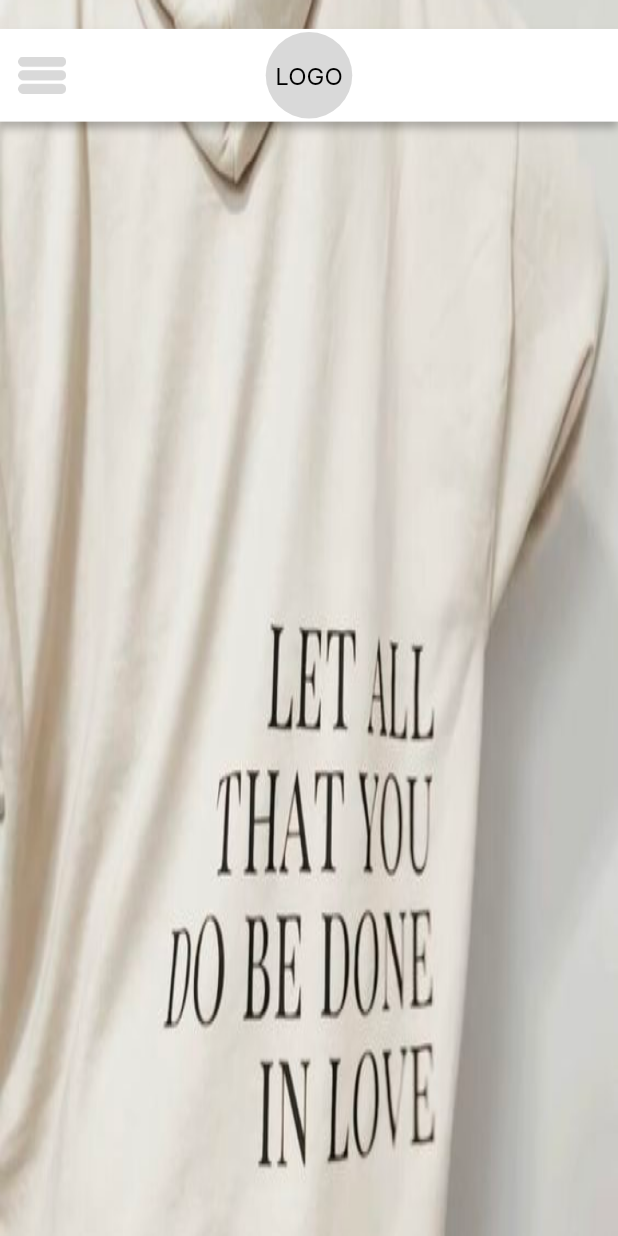
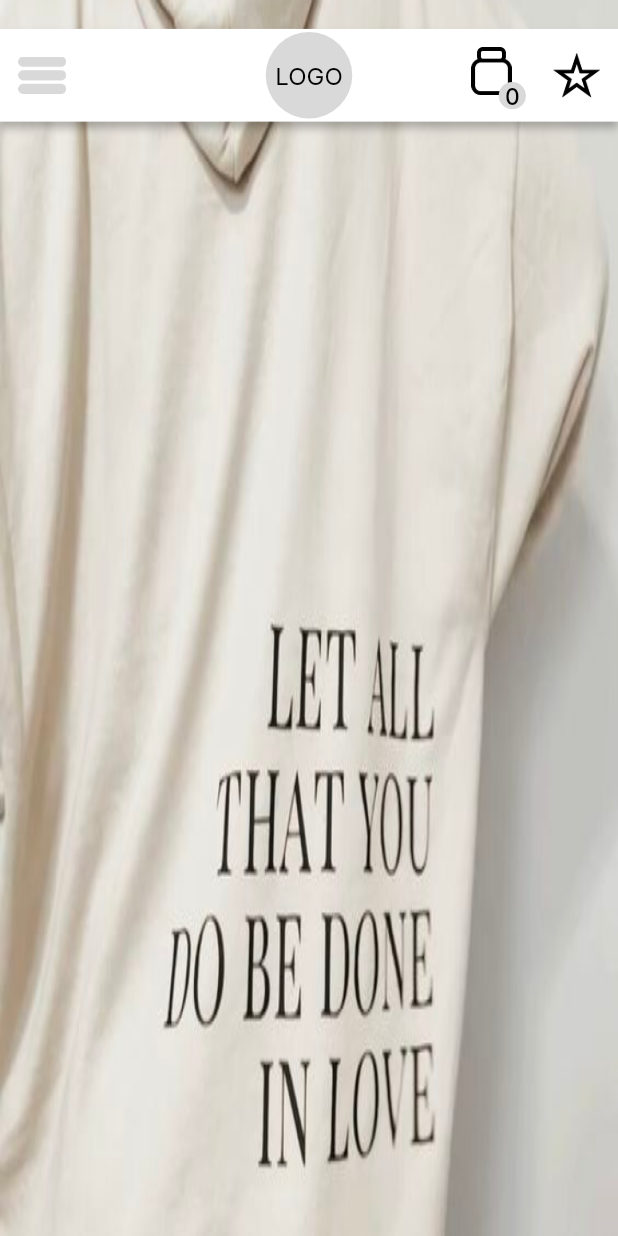
Before and after one commit to ralphkevinmacahipay/flutter-test-app, a Flutter app: the screen it shows after launch, on a phone screen of 412 x 824 dp. Run offline on Flutter 3.47's test engine with Material 2 defaults, Android fonts, the phone set to English and light mode, and no system bars; our stand-ins replace get, google_fonts, velocity_x.

Commit message:
done_nav_bar

```diff
--- a/lib/mobile/mobile.dart
+++ b/lib/mobile/mobile.dart
@@ -1,7 +1,5 @@
 import 'package:flutter/material.dart';
 import 'package:flutter_test_app/configuration/icons.dart';
-
-import 'package:flutter_test_app/configuration/style.dart';
 import 'package:flutter_test_app/mobile/nav_mobile/mobile_nav.dart';
 import 'package:get/get.dart';
 
--- a/lib/mobile/nav_mobile/mobile_nav.dart
+++ b/lib/mobile/nav_mobile/mobile_nav.dart
@@ -2,6 +2,7 @@ import 'package:flutter/material.dart';
 import 'package:flutter_test_app/configuration/icons.dart';
 
 import 'package:flutter_test_app/configuration/style.dart';
+import 'package:get/get.dart';
 
 import 'package:velocity_x/velocity_x.dart';
 
@@ -25,16 +26,57 @@ class MobileNavBar extends StatelessWidget {
       width: context.percentWidth * 100,
       child: Stack(
         children: [
+          const Row(
+            children: [],
+          ),
+          Align(
+            alignment: Alignment.centerRight,
+            child: Row(
+              mainAxisAlignment: MainAxisAlignment.end,
+              children: [
+                Stack(
+                  children: [
+                    IconButton(
+                        onPressed: () {},
+                        icon: Image.asset(
+                          kChartIcon,
+                          fit: BoxFit.contain,
+                        )).p(context.percentWidth * 1),
+                    Align(
+                      alignment: Alignment.bottomLeft,
+                      child: CircleAvatar(
+                              radius: context.percentWidth * 2.2,
+                              backgroundColor: kLogoBackColor,
+                              child: FittedBox(
+                                child: Text(
+                                  "0",
+                                  style:
+                                      kInterMediumBold.copyWith(color: kBlack),
+                                ),
+                              ))
+                          .paddingOnly(
+                              left: context.percentWidth * 8,
+                              bottom: context.percentHeight * 1),
+                    ),
+                  ],
+                ),
+                IconButton(
+                    onPressed: () {},
+                    icon: Image.asset(
+                      kFavIcon,
+                      fit: BoxFit.contain,
+                    )).p(context.percentWidth * 1),
+              ],
+            ),
+          ),
           Align(
             alignment: Alignment.centerLeft,
-            child: SizedBox(
             child: IconButton(
                 onPressed: () {},
                 icon: Image.asset(
                   kMenuBar,
                   fit: BoxFit.contain,
                 )).p(context.percentWidth * 1),
-            ),
           ),
           Align(
             alignment: Alignment.center,
```
Lines whose indentation alone changed are shown as unchanged.
